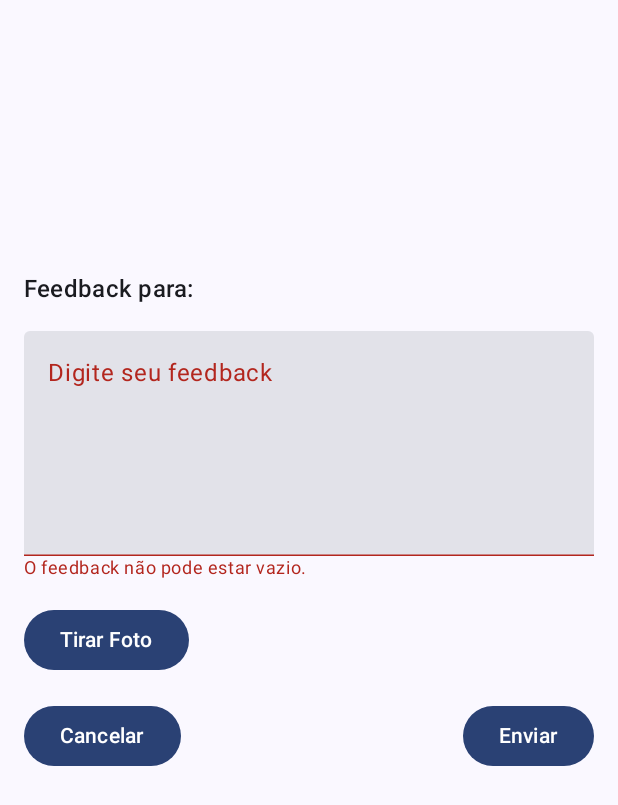
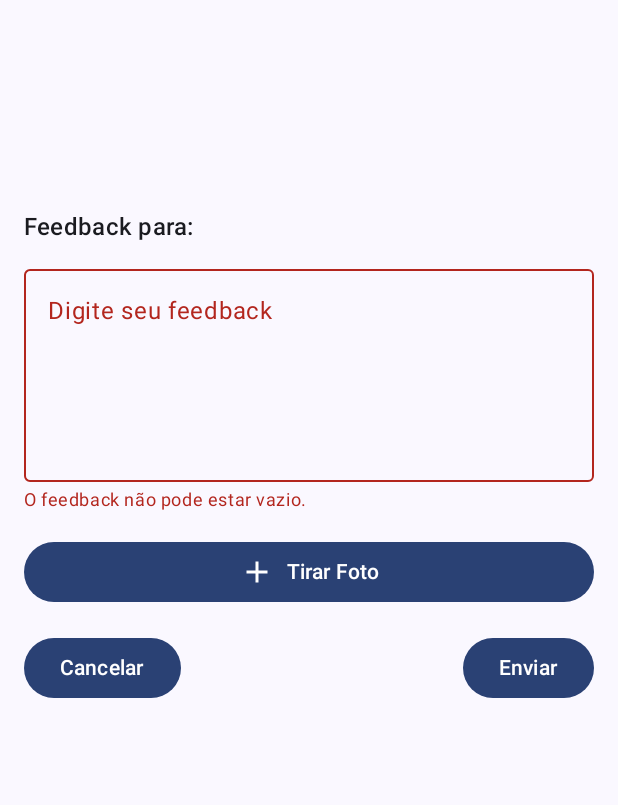
Before and after one commit to yagocdj/oriy-menu, an Android app built with Jetpack Compose: the composable FeedbackScreen shown on its own in the app's theme, after a tap on "Enviar", on a phone screen of 412 x 824 dp. Shown: the top 805 px of the screen. Run offline under Robolectric (Android 15) with nearby library versions, the phone set to English and light mode, and no system bars; our stand-ins replace Firebase (no records; nobody signed in at launch, a user with empty details on screens opened directly).

Commit message:
fix: ajustando a tela de feedback

```diff
--- a/app/src/main/java/br/edu/ifpb/pdm/oriymenu/ui/screens/FeedbackScreen.kt
+++ b/app/src/main/java/br/edu/ifpb/pdm/oriymenu/ui/screens/FeedbackScreen.kt
@@ -18,17 +18,22 @@ import androidx.compose.foundation.layout.padding
 import androidx.compose.foundation.lazy.LazyColumn
 import androidx.compose.foundation.lazy.items
 import androidx.compose.foundation.shape.RoundedCornerShape
+import androidx.compose.material.icons.Icons
+import androidx.compose.material.icons.filled.Add
 import androidx.compose.material3.Button
 import androidx.compose.material3.Card
 import androidx.compose.material3.CardDefaults
+import androidx.compose.material3.Icon
 import androidx.compose.material3.MaterialTheme
+import androidx.compose.material3.OutlinedButton
+import androidx.compose.material3.OutlinedTextField
 import androidx.compose.material3.Text
 import androidx.compose.material3.TextField
 import androidx.compose.runtime.Composable
 import androidx.compose.runtime.LaunchedEffect
+import androidx.compose.runtime.getValue
 import androidx.compose.runtime.mutableStateOf
 import androidx.compose.runtime.remember
-import androidx.compose.runtime.getValue
 import androidx.compose.runtime.setValue
 import androidx.compose.ui.Alignment
 import androidx.compose.ui.Modifier
@@ -36,16 +41,16 @@ import androidx.compose.ui.layout.ContentScale
 import androidx.compose.ui.platform.LocalConfiguration
 import androidx.compose.ui.platform.LocalContext
 import androidx.compose.ui.unit.dp
+import androidx.core.content.FileProvider
 import br.edu.ifpb.pdm.oriymenu.model.data.Dish
-import java.io.File
-import java.io.IOException
-import androidx.core.content.FileProvider
 import br.edu.ifpb.pdm.oriymenu.model.data.DishDAO
 import br.edu.ifpb.pdm.oriymenu.model.data.Feedback
 import br.edu.ifpb.pdm.oriymenu.model.data.FeedbackDAO
 import coil.compose.rememberAsyncImagePainter
-import coil.compose.rememberImagePainter
 import com.google.firebase.storage.FirebaseStorage
+import java.io.File
+import java.io.IOException
+
 
 @Composable
 fun FeedbackScreen(
@@ -55,14 +60,12 @@ fun FeedbackScreen(
 ) {
     var feedbackText by remember { mutableStateOf("") }
     var isError by remember { mutableStateOf(false) }
-    var imageUri by remember { mutableStateOf<Uri?>(null) } // Para armazenar o URI da imagem
-    var feedbacks by remember { mutableStateOf<List<Feedback>>(emptyList()) } // Estado para armazenar os feedbacks
+    var imageUri by remember { mutableStateOf<Uri?>(null) }
+    var feedbacks by remember { mutableStateOf<List<Feedback>>(emptyList()) }
 
-    // Obter a configuração da tela para calcular 20% da altura
     val configuration = LocalConfiguration.current
     val screenHeight = configuration.screenHeightDp.dp
 
-    // Carregar feedbacks ao iniciar a tela
     LaunchedEffect(dish) {
         FeedbackDAO().getFeedbacksForDish(dish) { fetchedFeedbacks ->
             feedbacks = fetchedFeedbacks
@@ -70,23 +73,22 @@ fun FeedbackScreen(
         }
     }
 
-
     Column(
         modifier = Modifier
             .fillMaxSize()
-            .padding(top = screenHeight * 0.2f)
+            .padding(top = screenHeight * 0.15f) // Reduzi a altura para deixar mais visível
             .padding(16.dp),
         verticalArrangement = Arrangement.Top,
         horizontalAlignment = Alignment.Start
     ) {
         Text(
             text = "Feedback para: ${dish.name}",
-            style = MaterialTheme.typography.titleMedium
+            style = MaterialTheme.typography.titleMedium,
+            modifier = Modifier.padding(bottom = 8.dp)
         )
-        Spacer(modifier = Modifier.height(16.dp))
 
         // Campo de texto para o feedback
-        TextField(
+        OutlinedTextField(
             value = feedbackText,
             onValueChange = {
                 feedbackText = it
@@ -99,24 +101,23 @@ fun FeedbackScreen(
             isError = isError
         )
 
-        // Exibe uma mensagem de erro se o campo estiver vazio
         if (isError) {
             Text(
                 text = "O feedback não pode estar vazio.",
                 color = MaterialTheme.colorScheme.error,
-                style = MaterialTheme.typography.bodySmall
+                style = MaterialTheme.typography.bodySmall,
+                modifier = Modifier.padding(top = 4.dp)
             )
         }
 
         Spacer(modifier = Modifier.height(16.dp))
 
-        // Cria um launcher para abrir a câmera
+        // Botão para abrir a câmera com ícone
         val context = LocalContext.current
         val launcher = rememberLauncherForActivityResult(
             contract = ActivityResultContracts.TakePicture(),
             onResult = { success ->
                 if (success) {
-                    // A imagem foi capturada com sucesso, você pode usar imageUri
                     Log.d("Upload URI", imageUri.toString())
                     imageUri?.let {
                         FeedbackDAO().uploadImage(it, dish.name) { imageUrl ->
@@ -130,12 +131,7 @@ fun FeedbackScreen(
                                     if (docRef != null) {
                                         dish.feedback += docRef.id
                                         DishDAO().update(dish) { success ->
-                                            if (success) {
-                                                onFeedbackSubmitted(feedbackText, imageUri)
-                                            } else {
-                                                // Falha ao salvar o prato
-                                                onFeedbackSubmitted(feedbackText, imageUri)
-                                            }
+                                            onFeedbackSubmitted(feedbackText, imageUri)
                                         }
                                     }
                                 }
@@ -146,11 +142,18 @@ fun FeedbackScreen(
             }
         )
 
-        // Botão para abrir a câmera
-        Button(onClick = {
-            imageUri = createImageUri(context)
-            launcher.launch(imageUri!!) // Abre a câmera usando o URI gerado
-        }) {
+        Button(
+            onClick = {
+                imageUri = createImageUri(context)
+                launcher.launch(imageUri!!)
+            },
+            modifier = Modifier.fillMaxWidth()
+        ) {
+            Icon(
+                imageVector = Icons.Default.Add, // Ícone de câmera
+                contentDescription = "Ícone de câmera",
+                modifier = Modifier.padding(end = 8.dp)
+            )
             Text("Tirar Foto")
         }
 
@@ -168,7 +171,7 @@ fun FeedbackScreen(
                 if (feedbackText.isBlank()) {
                     isError = true
                 } else {
-                    onFeedbackSubmitted(feedbackText, imageUri) // Passa o feedback e o URI da imagem
+                    onFeedbackSubmitted(feedbackText, imageUri)
                 }
             }) {
                 Text("Enviar")
@@ -196,7 +199,10 @@ fun FeedbackCard(feedback: Feedback) {
             .fillMaxWidth()
             .padding(8.dp),
         shape = RoundedCornerShape(12.dp),
-        elevation = CardDefaults.cardElevation(4.dp)
+        elevation = CardDefaults.cardElevation(4.dp),
+        colors = CardDefaults.cardColors(
+            containerColor = MaterialTheme.colorScheme.surfaceVariant
+        )
     ) {
         Column(
             modifier = Modifier
@@ -223,6 +229,7 @@ fun FeedbackCard(feedback: Feedback) {
         }
     }
 }
+
 
 fun createImageUri(context: Context): Uri {
     // Cria um arquivo temporário para armazenar a imagem
```
